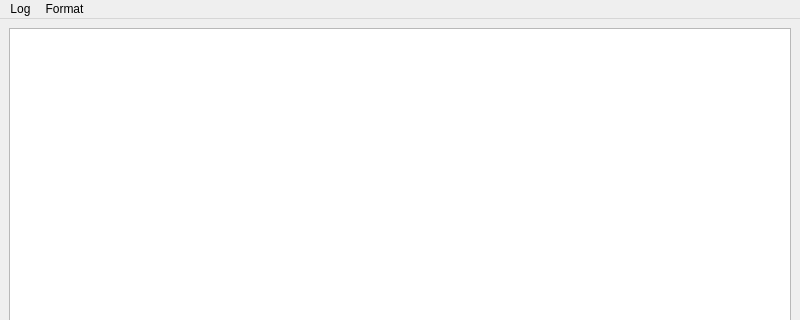
Old version of the form src/MainWindow.ui in the repository DonRumata710/LogManager; both pictures show x 0 to 800 and y 0 to 320 of the 800 by 600 pixel window.
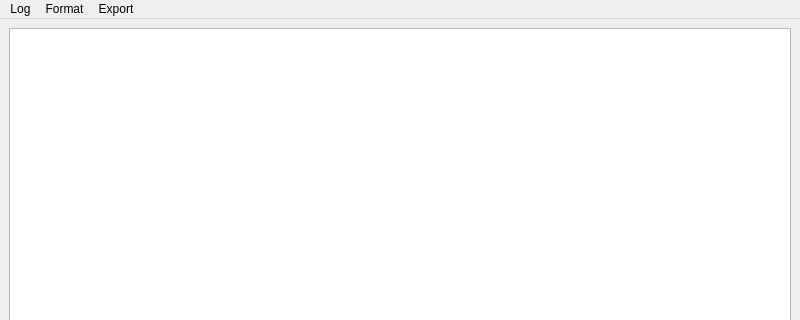
New version of the form.

The edit to the form file:
```diff
--- a/src/MainWindow.ui
+++ b/src/MainWindow.ui
@@ -26,7 +26,7 @@
      <x>0</x>
      <y>0</y>
      <width>800</width>
-     <height>33</height>
+     <height>21</height>
     </rect>
    </property>
    <widget class="QMenu" name="menuLogs">
@@ -49,8 +49,16 @@
     <addaction name="actionDeselect_all"/>
     <addaction name="separator"/>
    </widget>
+   <widget class="QMenu" name="menuExport">
+    <property name="title">
+     <string>Export</string>
+    </property>
+    <addaction name="actionExport_as_is"/>
+    <addaction name="actionFull_export"/>
+   </widget>
    <addaction name="menuLogs"/>
    <addaction name="menuFormats"/>
+   <addaction name="menuExport"/>
   </widget>
   <widget class="QStatusBar" name="statusbar"/>
   <action name="actionOpen_file">
```
Left out of the diff: 10 changed lines with no effect on the pictures.
